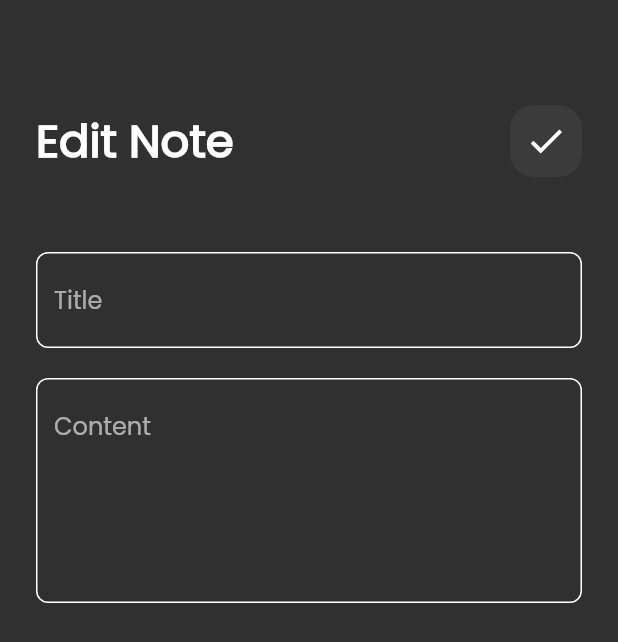
After one commit to mohamedelabassy/notes_app, a Flutter app: the screen it shows after launch, after a tap on "Flutter Tips", on a phone screen of 412 x 824 dp. The commit adds this screen. Shown: the top 642 px of the screen. Run offline on Flutter 3.47's test engine with Material 2 defaults, Android fonts, the phone set to English and light mode, and no system bars; our stand-ins replace font_awesome_flutter.

Commit message:
create edit note body ui

```diff
--- /dev/null
+++ b/lib/views/edit_note_view.dart
@@ -0,0 +1,13 @@
+import 'package:flutter/material.dart';
+import 'package:notes_app/views/widget/edit_note_view_body.dart';
+
+class EditNoteView extends StatelessWidget {
+  const EditNoteView({super.key});
+
+  @override
+  Widget build(BuildContext context) {
+    return Scaffold(
+      body: EditNoteViewBody(),
+    );
+  }
+}
--- a/lib/views/widget/custom_appbar.dart
+++ b/lib/views/widget/custom_appbar.dart
@@ -3,21 +3,24 @@ import 'package:flutter/material.dart';
 import 'custom_search.dart';
 
 class CustomAppBar extends StatelessWidget {
-  const CustomAppBar({super.key});
-
+  const CustomAppBar({super.key, required this.text, required this.icon});
+  final String text;
+  final IconData icon;
   @override
   Widget build(BuildContext context) {
     return Row(
       children: [
         Text(
-          'Notes',
+          text,
           style: TextStyle(
             fontSize: 30,
             fontWeight: FontWeight.bold,
           ),
         ),
         Spacer(),
-        CustomSearchIcon()
+        CustomSearchIcon(
+          icon: icon,
+        )
       ],
     );
   }
--- a/lib/views/widget/custom_note_item.dart
+++ b/lib/views/widget/custom_note_item.dart
@@ -1,12 +1,21 @@
 import 'package:flutter/material.dart';
 import 'package:font_awesome_flutter/font_awesome_flutter.dart';
+import 'package:notes_app/views/edit_note_view.dart';
 
 class NoteItem extends StatelessWidget {
   const NoteItem({super.key});
 
   @override
   Widget build(BuildContext context) {
-    return Container(
+    return GestureDetector(
+      onTap: () {
+        Navigator.push(context, MaterialPageRoute(
+          builder: (context) {
+            return EditNoteView();
+          },
+        ));
+      },
+      child: Container(
         padding: EdgeInsets.only(top: 24, bottom: 24, left: 16),
         decoration: BoxDecoration(
           color: Color(0xffffcd7b),
@@ -54,6 +63,7 @@ class NoteItem extends StatelessWidget {
             )
           ],
         ),
+      ),
     );
   }
 }
--- a/lib/views/widget/custom_search.dart
+++ b/lib/views/widget/custom_search.dart
@@ -1,8 +1,8 @@
 import 'package:flutter/material.dart';
 
 class CustomSearchIcon extends StatelessWidget {
-  const CustomSearchIcon({super.key});
-
+  const CustomSearchIcon({super.key, required this.icon});
+  final IconData icon;
   @override
   Widget build(BuildContext context) {
     return Container(
@@ -14,7 +14,7 @@ class CustomSearchIcon extends StatelessWidget {
       ),
       child: Center(
         child: Icon(
-          Icons.search,
+          icon,
           size: 28,
         ),
       ),
--- /dev/null
+++ b/lib/views/widget/edit_note_view_body.dart
@@ -0,0 +1,36 @@
+import 'package:flutter/material.dart';
+import 'package:notes_app/views/widget/custom_appbar.dart';
+import 'package:notes_app/views/widget/custom_text_field.dart';
+
+class EditNoteViewBody extends StatelessWidget {
+  const EditNoteViewBody({super.key});
+
+  @override
+  Widget build(BuildContext context) {
+    return Padding(
+      padding: const EdgeInsets.symmetric(horizontal: 24),
+      child: Column(
+        children: [
+          SizedBox(
+            height: 70,
+          ),
+          CustomAppBar(
+            text: 'Edit Note',
+            icon: Icons.check,
+          ),
+          SizedBox(
+            height: 50,
+          ),
+          CustomTextField(hint: 'Title'),
+          SizedBox(
+            height: 20,
+          ),
+          CustomTextField(
+            hint: 'Content',
+            maxLine: 5,
+          ),
+        ],
+      ),
+    );
+  }
+}
--- a/lib/views/widget/notes_view_body.dart
+++ b/lib/views/widget/notes_view_body.dart
@@ -17,7 +17,10 @@ class NotesViewBody extends StatelessWidget {
           SizedBox(
             height: 70,
           ),
-          CustomAppBar(),
+          CustomAppBar(
+            text: 'Notes',
+            icon: Icons.search,
+          ),
           Expanded(child: NotesListView())
         ],
       ),
```
Lines whose indentation alone changed are shown as unchanged.
